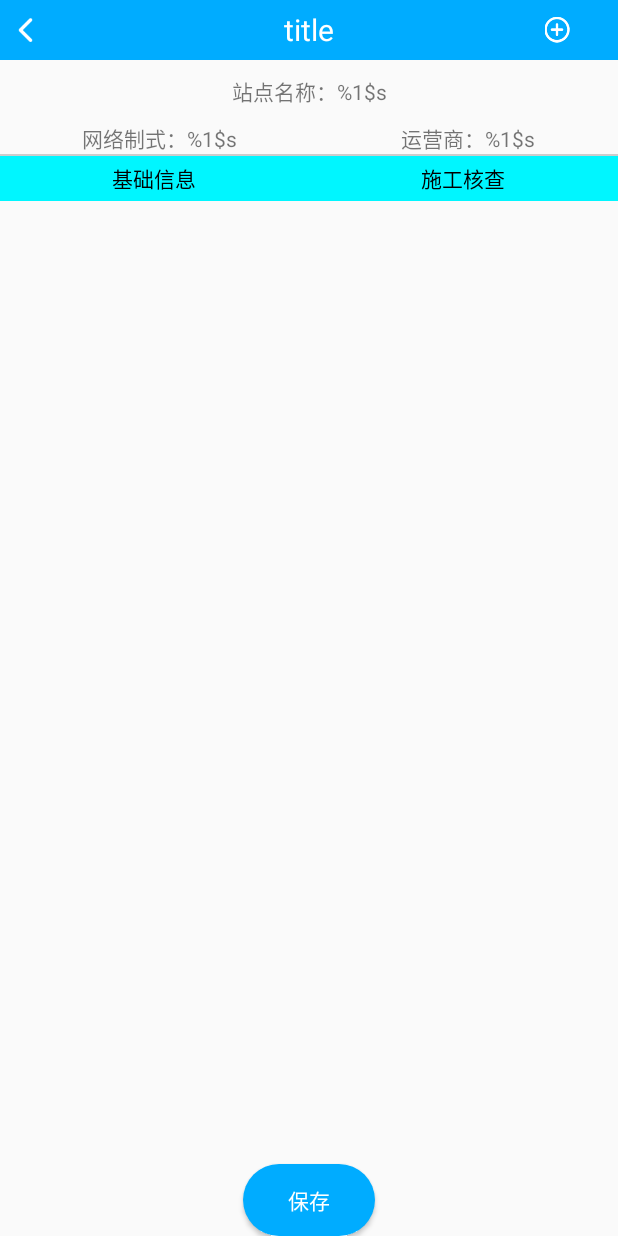
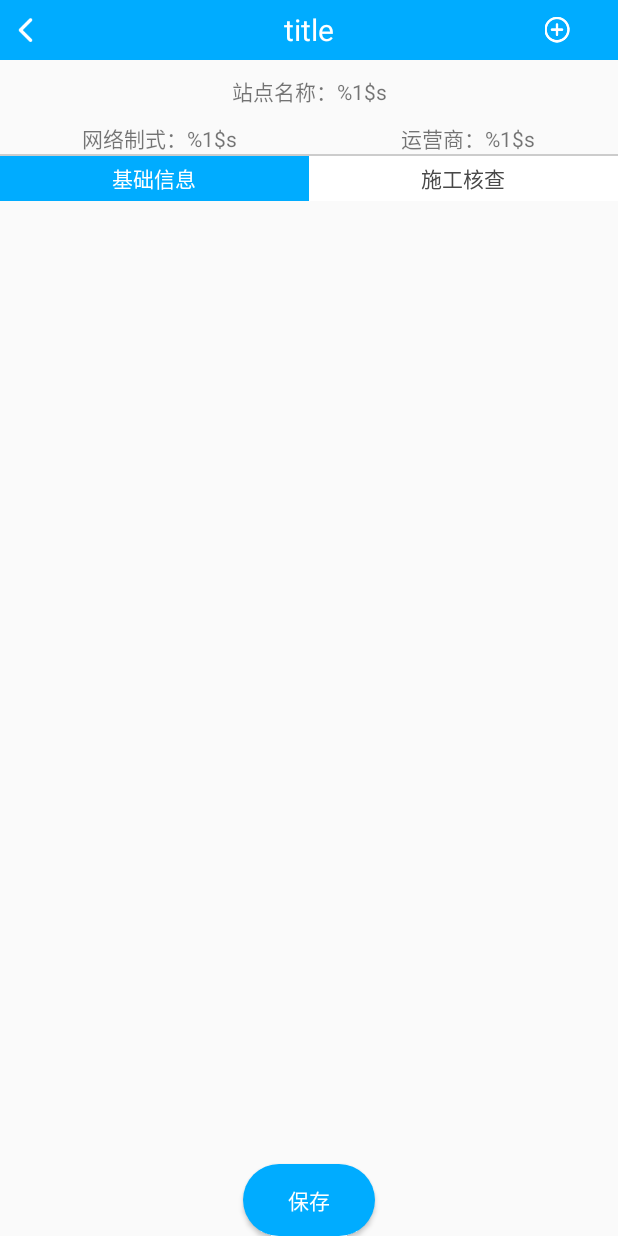
Before and after one commit to Fit-clay/NoXInLing, an Android app: the layout activity_shifen_base_info.xml on its own in the app's theme, with its tools: preview values and no code run, on a phone screen of 412 x 824 dp. Run offline under Robolectric (Android 15) with nearby library versions, the phone set to English and light mode, and no system bars.

Commit message:
打点默认配置修改

```diff
--- a/app/src/main/java/com/beidian/beidiannonxinling/bean/ChangeTestModelBean.java
+++ b/app/src/main/java/com/beidian/beidiannonxinling/bean/ChangeTestModelBean.java
@@ -11,7 +11,7 @@ public class ChangeTestModelBean {
     private String lat,lng,address;
     private String unit,floorInfo,referenceHeight;
     private String TestWay;
-    private String TestModel;
+    private String testModel;
     private List<TestTask> testChange;
     private ShiFenBBU_RRUBean rru;
     private String remark;
@@ -90,11 +90,11 @@ public class ChangeTestModelBean {
     }
 
     public String getTestModel() {
-        return TestModel;
+        return testModel;
     }
 
     public void setTestModel(String testModel) {
-        TestModel = testModel;
+        this.testModel = testModel;
     }
 
     public List<TestTask> getTestChange() {
--- a/app/src/main/java/com/beidian/beidiannonxinling/ui/activity/BaseCqtTestActivity.java
+++ b/app/src/main/java/com/beidian/beidiannonxinling/ui/activity/BaseCqtTestActivity.java
@@ -539,6 +539,7 @@ public class BaseCqtTestActivity extends BaseActivity implements View.OnClickLis
                         FileUtils.saveFile(mContext, upJson.toString()+"\n",upPath,true);
                     }else {
                         List<String> mList = FileUtils.readFileOnLine(upPath);
+                        if(mList!=null){
                             for(int i=0;i<mList.size();i++){
                                 try {
                                     JSONObject jsonObject=new JSONObject(mList.get(i));
@@ -550,13 +551,17 @@ public class BaseCqtTestActivity extends BaseActivity implements View.OnClickLis
                                     e.printStackTrace();
                                 }
                             }
+                        }
                         upLoadCqtBean.setTestName(new File(contentPath).getName());
                         JSON upJson = (JSON) JSON.toJSON(upLoadCqtBean);
                         new File(upPath).delete();
                         FileUtils.saveFile(mContext, upJson.toString()+"\n",upPath,true);
+                        if(mList!=null){
                             for(String item:mList){
                                 FileUtils.saveFile(mContext, item+"\n",upPath,true);
                             }
+                        }
+
 
                     }
 
--- a/app/src/main/java/com/beidian/beidiannonxinling/ui/activity/BaseTestActivity.java
+++ b/app/src/main/java/com/beidian/beidiannonxinling/ui/activity/BaseTestActivity.java
@@ -83,7 +83,7 @@ public class BaseTestActivity extends BaseActivity implements View.OnClickListen
     private LinearLayout ll_back;
     private TextView tv_title;
     private TextView tv_siteName;//基站名称
-    private TextView tv_cellCount;//扇区数
+    protected TextView tv_cellCount;//扇区数
     protected CustomExpandableListView expandableListView;
     private CustomListView listView;//测试结果
     private EditText et_leaveProblem;//遗留问题
@@ -213,7 +213,7 @@ public class BaseTestActivity extends BaseActivity implements View.OnClickListen
      * @param workOrder                工单号
      * @param stationName              基站名
      */
-    private void handleNetResult(String s, String jsonFileAbsolutePathName, String workOrder) {
+    protected void handleNetResult(String s, String jsonFileAbsolutePathName, String workOrder) {
         if (TextUtils.isEmpty(s))
             return;
         Gson gson = new Gson();
--- a/app/src/main/res/layout/activity_shifen_base_info.xml
+++ b/app/src/main/res/layout/activity_shifen_base_info.xml
@@ -49,26 +49,33 @@
         android:layout_height="30dp"
         android:orientation="horizontal"
         android:gravity="center"
-        android:background="@color/blue1"
         >
 
         <RadioButton
             android:id="@+id/rg_base"
             android:layout_width="wrap_content"
-            android:layout_height="wrap_content"
+            android:layout_height="match_parent"
             android:layout_weight="1"
             android:button="@null"
             android:gravity="center"
-            android:text="基础信息" />
+            android:text="基础信息"
+            android:background="@drawable/selector_switch_radiobutton"
+            android:textColor="@color/selector_switch_radiobutton"
+            android:checked="true"
+
+            />
 
         <RadioButton
             android:id="@+id/rg_construction"
             android:layout_width="wrap_content"
-            android:layout_height="wrap_content"
+            android:layout_height="match_parent"
             android:layout_weight="1"
             android:button="@null"
             android:gravity="center"
-            android:text="施工核查" />
+            android:text="施工核查"
+            android:background="@drawable/selector_switch_radiobutton"
+            android:textColor="@color/selector_switch_radiobutton"
+            />
     </RadioGroup>
 
     <FrameLayout
```
Also changed, not shown: app/src/main/java/com/beidian/beidiannonxinling/ui/activity/HongzhanTestActivity.java (+12 -1 lines), app/src/main/java/com/beidian/beidiannonxinling/ui/activity/LTEShiFenTestActivity.java (+6 -12 lines), app/src/main/java/com/beidian/beidiannonxinling/ui/activity/ShiFenTestActivity.java (+13 -0 lines), app/src/main/java/com/beidian/beidiannonxinling/ui/widget/PointCanvasView.java (+0 -7 lines), app/src/main/java/com/beidian/beidiannonxinling/util/ShiFenTestConfigDialog.java (+44 -3 lines). Lines whose indentation alone changed are shown as unchanged.
